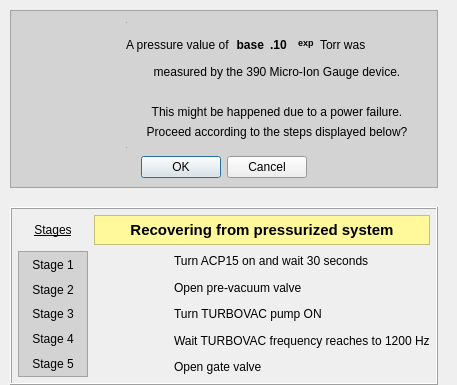
Qt form software/pydm/ui/latest/warning_message.ui (lnls-sirius/vacuum-bbb-controller) before a commit.
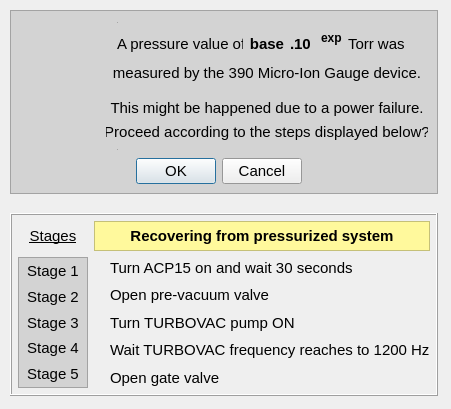
The same form after that commit. Icons and pictures are not drawn. Custom widgets are drawn as their Qt base class.

The edit to the form file:
```diff
--- a/software/pydm/ui/latest/warning_message.ui
+++ b/software/pydm/ui/latest/warning_message.ui
@@ -6,8 +6,8 @@
    <rect>
     <x>0</x>
     <y>0</y>
-    <width>457</width>
-    <height>385</height>
+    <width>451</width>
+    <height>409</height>
    </rect>
   </property>
   <property name="windowTitle">
@@ -19,9 +19,17 @@
      <x>10</x>
      <y>10</y>
      <width>428</width>
-     <height>375</height>
+     <height>386</height>
     </rect>
    </property>
+   <property name="font">
+    <font>
+     <family>Cantarell</family>
+     <pointsize>11</pointsize>
+     <weight>50</weight>
+     <bold>false</bold>
+    </font>
+   </property>
    <layout class="QVBoxLayout" name="verticalLayout">
     <item>
      <widget class="QFrame" name="frame_2">
@@ -89,6 +97,14 @@
         </disabled>
        </palette>
       </property>
+      <property name="font">
+       <font>
+        <family>Cantarell</family>
+        <pointsize>11</pointsize>
+        <weight>50</weight>
+        <bold>false</bold>
+       </font>
+      </property>
       <property name="autoFillBackground">
        <bool>true</bool>
       </property>
@@ -101,53 +117,47 @@
       <layout class="QGridLayout" name="gridLayout">
        <item row="0" column="0">
         <layout class="QGridLayout" name="gridLayout_4">
-         <item row="5" column="1" colspan="5">
-          <widget class="QLabel" name="label_13">
-           <property name="minimumSize">
-            <size>
-             <width>0</width>
-             <height>13</height>
-            </size>
-           </property>
-           <property name="maximumSize">
-            <size>
-             <width>16777215</width>
-             <height>14</height>
-            </size>
-           </property>
+         <item row="4" column="4">
+          <spacer name="verticalSpacer_3">
            <property name="font">
             <font>
+             <family>Cantarell</family>
+             <pointsize>11</pointsize>
              <weight>50</weight>
              <bold>false</bold>
             </font>
            </property>
-           <property name="text">
-            <string>This might be happened due to a power failure.</string>
+           <property name="orientation">
+            <enum>Qt::Vertical</enum>
            </property>
-           <property name="alignment">
-            <set>Qt::AlignCenter</set>
+           <property name="sizeType">
+            <enum>QSizePolicy::Fixed</enum>
            </property>
-          </widget>
+           <property name="sizeHint" stdset="0">
+            <size>
+             <width>10</width>
+             <height>5</height>
+            </size>
+           </property>
+          </spacer>
          </item>
-         <item row="1" column="4" rowspan="2">
-          <widget class="PyDMLabel" name="PyDMLabel_44">
-           <property name="minimumSize">
-            <size>
-             <width>0</width>
-             <height>15</height>
-            </size>
+         <item row="7" column="2">
+          <widget class="PyDMCheckbox" name="PV_Trigger_OK_MESSAGE">
+           <property name="enabled">
+            <bool>true</bool>
            </property>
            <property name="maximumSize">
             <size>
-             <width>35</width>
-             <height>15</height>
+             <width>1</width>
+             <height>1</height>
             </size>
            </property>
            <property name="font">
             <font>
-             <pointsize>7</pointsize>
-             <weight>75</weight>
-             <bold>true</bold>
+             <family>Cantarell</family>
+             <pointsize>11</pointsize>
+             <weight>50</weight>
+             <bold>false</bold>
             </font>
            </property>
            <property name="toolTip">
@@ -156,11 +166,11 @@
            <property name="whatsThis">
             <string/>
            </property>
-           <property name="text">
-            <string>exp</string>
-           </property>
-           <property name="alignment">
-            <set>Qt::AlignLeading|Qt::AlignLeft|Qt::AlignTop</set>
+           <property name="iconSize">
+            <size>
+             <width>1</width>
+             <height>1</height>
+            </size>
            </property>
            <property name="alarmSensitiveBorder" stdset="0">
             <bool>false</bool>
@@ -170,7 +180,120 @@
            </property>
           </widget>
          </item>
-         <item row="1" column="5" rowspan="2">
+         <item row="1" column="2" rowspan="2">
+          <widget class="QLabel" name="label_11">
+           <property name="minimumSize">
+            <size>
+             <width>0</width>
+             <height>14</height>
+            </size>
+           </property>
+           <property name="maximumSize">
+            <size>
+             <width>16777215</width>
+             <height>18</height>
+            </size>
+           </property>
+           <property name="font">
+            <font>
+             <family>Cantarell</family>
+             <pointsize>11</pointsize>
+             <weight>50</weight>
+             <bold>false</bold>
+            </font>
+           </property>
+           <property name="text">
+            <string>A pressure value of</string>
+           </property>
+          </widget>
+         </item>
+         <item row="7" column="4">
+          <spacer name="verticalSpacer_5">
+           <property name="font">
+            <font>
+             <family>Cantarell</family>
+             <pointsize>11</pointsize>
+             <weight>50</weight>
+             <bold>false</bold>
+            </font>
+           </property>
+           <property name="orientation">
+            <enum>Qt::Vertical</enum>
+           </property>
+           <property name="sizeType">
+            <enum>QSizePolicy::Fixed</enum>
+           </property>
+           <property name="sizeHint" stdset="0">
+            <size>
+             <width>20</width>
+             <height>5</height>
+            </size>
+           </property>
+          </spacer>
+         </item>
+         <item row="0" column="3">
+          <widget class="PyDMShellCommand" name="pop_up_OK_message">
+           <property name="maximumSize">
+            <size>
+             <width>1</width>
+             <height>1</height>
+            </size>
+           </property>
+           <property name="font">
+            <font>
+             <family>Cantarell</family>
+             <pointsize>11</pointsize>
+             <weight>50</weight>
+             <bold>false</bold>
+            </font>
+           </property>
+           <property name="toolTip">
+            <string/>
+           </property>
+           <property name="whatsThis">
+            <string>
+    A QPushButton capable of execute shell commands.
+    </string>
+           </property>
+           <property name="text">
+            <string/>
+           </property>
+           <property name="iconSize">
+            <size>
+             <width>1</width>
+             <height>1</height>
+            </size>
+           </property>
+           <property name="command" stdset="0">
+            <string>pydm --hide-nav-bar --hide-menu-bar --hide-status-bar launch_ui_OK_message.py</string>
+           </property>
+          </widget>
+         </item>
+         <item row="1" column="1">
+          <spacer name="horizontalSpacer_2">
+           <property name="font">
+            <font>
+             <family>Cantarell</family>
+             <pointsize>11</pointsize>
+             <weight>50</weight>
+             <bold>false</bold>
+            </font>
+           </property>
+           <property name="orientation">
+            <enum>Qt::Horizontal</enum>
+           </property>
+           <property name="sizeType">
+            <enum>QSizePolicy::Fixed</enum>
+           </property>
+           <property name="sizeHint" stdset="0">
+            <size>
+             <width>5</width>
+             <height>5</height>
+            </size>
+           </property>
+          </spacer>
+         </item>
+         <item row="1" column="6" rowspan="2">
           <widget class="QLabel" name="label_12">
            <property name="minimumSize">
             <size>
@@ -181,69 +304,71 @@
            <property name="maximumSize">
             <size>
              <width>16777215</width>
-             <height>14</height>
+             <height>18</height>
             </size>
            </property>
+           <property name="font">
+            <font>
+             <family>Cantarell</family>
+             <pointsize>11</pointsize>
+             <weight>50</weight>
+             <bold>false</bold>
+            </font>
+           </property>
            <property name="text">
             <string>Torr was</string>
            </property>
           </widget>
          </item>
-         <item row="3" column="1" colspan="5">
-          <widget class="QLabel" name="label_14">
-           <property name="minimumSize">
-            <size>
-             <width>0</width>
-             <height>14</height>
-            </size>
-           </property>
-           <property name="maximumSize">
-            <size>
-             <width>310</width>
-             <height>14</height>
-            </size>
-           </property>
-           <property name="text">
-            <string>measured by the 390 Micro-Ion Gauge device.</string>
-           </property>
-           <property name="alignment">
-            <set>Qt::AlignCenter</set>
-           </property>
-           <property name="wordWrap">
+         <item row="0" column="2">
+          <widget class="PyDMCheckbox" name="PV_process_finished">
+           <property name="enabled">
             <bool>true</bool>
            </property>
-          </widget>
-         </item>
-         <item row="6" column="1" colspan="5">
-          <widget class="QLabel" name="label_10">
-           <property name="minimumSize">
-            <size>
-             <width>0</width>
-             <height>13</height>
-            </size>
-           </property>
            <property name="maximumSize">
             <size>
-             <width>16777215</width>
-             <height>14</height>
+             <width>1</width>
+             <height>1</height>
             </size>
            </property>
            <property name="font">
             <font>
+             <family>Cantarell</family>
+             <pointsize>11</pointsize>
              <weight>50</weight>
              <bold>false</bold>
             </font>
            </property>
            <property name="text">
-            <string>Proceed according to the steps displayed below?</string>
+            <string/>
            </property>
-           <property name="alignment">
-            <set>Qt::AlignCenter</set>
+           <property name="iconSize">
+            <size>
+             <width>1</width>
+             <height>1</height>
+            </size>
+           </property>
+           <property name="alarmSensitiveBorder" stdset="0">
+            <bool>false</bool>
+           </property>
+           <property name="precisionFromPV" stdset="0">
+            <bool>false</bool>
+           </property>
+           <property name="channel" stdset="0">
+            <string>ca://${IOC}:ProcessRecovery:Bool</string>
            </property>
           </widget>
          </item>
-         <item row="8" column="0" colspan="6">
+         <item row="8" column="0" colspan="7">
           <widget class="QDialogButtonBox" name="buttonBox_2">
+           <property name="font">
+            <font>
+             <family>Cantarell</family>
+             <pointsize>11</pointsize>
+             <weight>50</weight>
+             <bold>false</bold>
+            </font>
+           </property>
            <property name="standardButtons">
             <set>QDialogButtonBox::Cancel|QDialogButtonBox::Ok</set>
            </property>
@@ -252,34 +377,56 @@
            </property>
           </widget>
          </item>
+         <item row="1" column="7">
+          <spacer name="horizontalSpacer">
+           <property name="font">
+            <font>
+             <family>Cantarell</family>
+             <pointsize>11</pointsize>
+             <weight>50</weight>
+             <bold>false</bold>
+            </font>
+           </property>
+           <property name="orientation">
+            <enum>Qt::Horizontal</enum>
+           </property>
+           <property name="sizeType">
+            <enum>QSizePolicy::Fixed</enum>
+           </property>
+           <property name="sizeHint" stdset="0">
+            <size>
+             <width>5</width>
+             <height>5</height>
+            </size>
+           </property>
+          </spacer>
+         </item>
+         <item row="0" column="4">
+          <spacer name="verticalSpacer">
+           <property name="font">
+            <font>
+             <family>Cantarell</family>
+             <pointsize>11</pointsize>
+             <weight>50</weight>
+             <bold>false</bold>
+            </font>
+           </property>
+           <property name="orientation">
+            <enum>Qt::Vertical</enum>
+           </property>
+           <property name="sizeType">
+            <enum>QSizePolicy::Fixed</enum>
+           </property>
+           <property name="sizeHint" stdset="0">
+            <size>
+             <width>20</width>
+             <height>5</height>
+            </size>
+           </property>
+          </spacer>
+         </item>
          <item row="1" column="3" rowspan="2">
-          <widget class="QLabel" name="label_67">
-           <property name="minimumSize">
-            <size>
-             <width>0</width>
-             <height>14</height>
-            </size>
-           </property>
-           <property name="maximumSize">
-            <size>
-             <width>22</width>
-             <height>14</height>
-            </size>
-           </property>
-           <property name="font">
-            <font>
-             <pointsize>9</pointsize>
-             <weight>75</weight>
-             <bold>true</bold>
-            </font>
-           </property>
-           <property name="text">
-            <string>.10</string>
-           </property>
-          </widget>
-         </item>
-         <item row="1" column="2" rowspan="2">
-          <widget class="PyDMLabel" name="PyDMLabel_43">
+          <widget class="PyDMLabel" name="pressure_base">
            <property name="minimumSize">
             <size>
              <width>0</width>
@@ -289,11 +436,13 @@
            <property name="maximumSize">
             <size>
              <width>60</width>
-             <height>14</height>
+             <height>18</height>
             </size>
            </property>
            <property name="font">
             <font>
+             <family>Cantarell</family>
+             <pointsize>11</pointsize>
              <weight>75</weight>
              <bold>true</bold>
             </font>
@@ -318,25 +467,6 @@
            </property>
           </widget>
          </item>
-         <item row="1" column="1" rowspan="2">
-          <widget class="QLabel" name="label_11">
-           <property name="minimumSize">
-            <size>
-             <width>0</width>
-             <height>14</height>
-            </size>
-           </property>
-           <property name="maximumSize">
-            <size>
-             <width>16777215</width>
-             <height>14</height>
-            </size>
-           </property>
-           <property name="text">
-            <string>A pressure value of</string>
-           </property>
-          </widget>
-         </item>
          <item row="0" column="0" rowspan="8">
           <widget class="QLabel" name="label_9">
            <property name="minimumSize">
@@ -347,10 +477,18 @@
            </property>
            <property name="maximumSize">
             <size>
-             <width>100</width>
+             <width>80</width>
              <height>80</height>
             </size>
            </property>
+           <property name="font">
+            <font>
+             <family>Cantarell</family>
+             <pointsize>11</pointsize>
+             <weight>50</weight>
+             <bold>false</bold>
+            </font>
+           </property>
            <property name="text">
             <string>&lt;html&gt;&lt;head/&gt;&lt;body&gt;&lt;p&gt;&lt;img src=&quot;../images/warning.png&quot;/&gt;&lt;/p&gt;&lt;/body&gt;&lt;/html&gt;</string>
            </property>
@@ -359,176 +497,7 @@
            </property>
           </widget>
          </item>
-         <item row="7" column="3">
-          <spacer name="verticalSpacer_5">
-           <property name="orientation">
-            <enum>Qt::Vertical</enum>
-           </property>
-           <property name="sizeType">
-            <enum>QSizePolicy::Fixed</enum>
-           </property>
-           <property name="sizeHint" stdset="0">
-            <size>
-             <width>20</width>
-             <height>5</height>
-            </size>
-           </property>
-          </spacer>
-         </item>
-         <item row="4" column="3">
-          <spacer name="verticalSpacer_3">
-           <property name="orientation">
-            <enum>Qt::Vertical</enum>
-           </property>
-           <property name="sizeType">
-            <enum>QSizePolicy::Fixed</enum>
-           </property>
-           <property name="sizeHint" stdset="0">
-            <size>
-             <width>10</width>
-             <height>5</height>
-            </size>
-           </property>
-          </spacer>
-         </item>
-         <item row="0" column="3">
-          <spacer name="verticalSpacer">
-           <property name="orientation">
-            <enum>Qt::Vertical</enum>
-           </property>
-           <property name="sizeType">
-            <enum>QSizePolicy::Fixed</enum>
-           </property>
-           <property name="sizeHint" stdset="0">
-            <size>
-             <width>20</width>
-             <height>5</height>
-            </size>
-           </property>
-          </spacer>
-         </item>
-         <item row="0" column="1">
-          <widget class="PyDMCheckbox" name="PV_process_finished">
-           <property name="enabled">
-            <bool>true</bool>
-           </property>
-           <property name="maximumSize">
-            <size>
-             <width>1</width>
-             <height>1</height>
-            </size>
-           </property>
-           <property name="toolTip">
-            <string/>
-           </property>
-           <property name="whatsThis">
-            <string>
-    A QCheckbox with support for Channels and more from PyDM
-
-    Parameters
-    ----------
-    parent : QWidget
-        The parent widget for the Label
-    init_channel : str, optional
-        The channel to be used by the widget.
-
-    </string>
-           </property>
-           <property name="text">
-            <string/>
-           </property>
-           <property name="iconSize">
-            <size>
-             <width>1</width>
-             <height>1</height>
-            </size>
-           </property>
-           <property name="alarmSensitiveBorder" stdset="0">
-            <bool>false</bool>
-           </property>
-           <property name="precisionFromPV" stdset="0">
-            <bool>false</bool>
-           </property>
-           <property name="channel" stdset="0">
-            <string>ca://${IOC}:ProcessRecovery:Bool</string>
-           </property>
-          </widget>
-         </item>
-         <item row="0" column="2">
-          <widget class="PyDMShellCommand" name="pop_up_OK_message">
-           <property name="maximumSize">
-            <size>
-             <width>1</width>
-             <height>1</height>
-            </size>
-           </property>
-           <property name="toolTip">
-            <string/>
-           </property>
-           <property name="whatsThis">
-            <string>
-    A QPushButton capable of execute shell commands.
-    </string>
-           </property>
-           <property name="text">
-            <string/>
-           </property>
-           <property name="iconSize">
-            <size>
-             <width>1</width>
-             <height>1</height>
-            </size>
-           </property>
-           <property name="command" stdset="0">
-            <string>pydm --hide-nav-bar --hide-menu-bar --hide-status-bar launch_ui_OK_message.py</string>
-           </property>
-          </widget>
-         </item>
-         <item row="7" column="1">
-          <widget class="PyDMCheckbox" name="PV_Trigger_OK_MESSAGE">
-           <property name="enabled">
-            <bool>true</bool>
-           </property>
-           <property name="maximumSize">
-            <size>
-             <width>1</width>
-             <height>1</height>
-            </size>
-           </property>
-           <property name="toolTip">
-            <string/>
-           </property>
-           <property name="whatsThis">
-            <string>
-    A QCheckbox with support for Channels and more from PyDM
-
-    Parameters
-    ----------
-    parent : QWidget
-        The parent widget for the Label
-    init_channel : str, optional
-        The channel to be used by the widget.
-
-    </string>
-           </property>
-           <property name="iconSize">
-            <size>
-             <width>1</width>
-             <height>1</height>
-            </size>
-           </property>
-           <property name="alarmSensitiveBorder" stdset="0">
-            <bool>false</bool>
-           </property>
-           <property name="precisionFromPV" stdset="0">
-            <bool>false</bool>
-           </property>
-           <property name="channel" stdset="0">
-            <string>ca://${IOC}:Process:RecBool</string>
-           </property>
-          </widget>
-         </item>
-         <item row="7" column="4">
+         <item row="7" column="5">
           <widget class="PyDMShellCommand" name="Shell">
            <property name="maximumSize">
             <size>
@@ -536,6 +505,14 @@
              <height>1</height>
             </size>
            </property>
+           <property name="font">
+            <font>
+             <family>Cantarell</family>
+             <pointsize>11</pointsize>
+             <weight>50</weight>
+             <bold>false</bold>
+            </font>
+           </property>
            <property name="toolTip">
             <string/>
            </property>
@@ -555,6 +532,168 @@
            </property>
           </widget>
          </item>
+         <item row="1" column="4" rowspan="2">
+          <widget class="QLabel" name="label_67">
+           <property name="minimumSize">
+            <size>
+             <width>0</width>
+             <height>14</height>
+            </size>
+           </property>
+           <property name="maximumSize">
+            <size>
+             <width>25</width>
+             <height>18</height>
+            </size>
+           </property>
+           <property name="font">
+            <font>
+             <family>Cantarell</family>
+             <pointsize>11</pointsize>
+             <weight>75</weight>
+             <bold>true</bold>
+            </font>
+           </property>
+           <property name="text">
+            <string>.10</string>
+           </property>
+          </widget>
+         </item>
+         <item row="3" column="1" colspan="7">
+          <widget class="QLabel" name="label_14">
+           <property name="minimumSize">
+            <size>
+             <width>0</width>
+             <height>14</height>
+            </size>
+           </property>
+           <property name="maximumSize">
+            <size>
+             <width>3100</width>
+             <height>18</height>
+            </size>
+           </property>
+           <property name="font">
+            <font>
+             <family>Cantarell</family>
+             <pointsize>11</pointsize>
+             <weight>50</weight>
+             <bold>false</bold>
+            </font>
+           </property>
+           <property name="text">
+            <string>measured by the 390 Micro-Ion Gauge device.</string>
+           </property>
+           <property name="alignment">
+            <set>Qt::AlignCenter</set>
+           </property>
+           <property name="wordWrap">
+            <bool>true</bool>
+           </property>
+          </widget>
+         </item>
+         <item row="6" column="1" colspan="7">
+          <widget class="QLabel" name="label_10">
+           <property name="minimumSize">
+            <size>
+             <width>0</width>
+             <height>13</height>
+            </size>
+           </property>
+           <property name="maximumSize">
+            <size>
+             <width>16777215</width>
+             <height>18</height>
+            </size>
+           </property>
+           <property name="font">
+            <font>
+             <family>Cantarell</family>
+             <pointsize>11</pointsize>
+             <weight>50</weight>
+             <bold>false</bold>
+            </font>
+           </property>
+           <property name="text">
+            <string>Proceed according to the steps displayed below?</string>
+           </property>
+           <property name="alignment">
+            <set>Qt::AlignCenter</set>
+           </property>
+          </widget>
+         </item>
+         <item row="5" column="1" colspan="7">
+          <widget class="QLabel" name="label_13">
+           <property name="minimumSize">
+            <size>
+             <width>0</width>
+             <height>13</height>
+            </size>
+           </property>
+           <property name="maximumSize">
+            <size>
+             <width>16777215</width>
+             <height>18</height>
+            </size>
+           </property>
+           <property name="font">
+            <font>
+             <family>Cantarell</family>
+             <pointsize>11</pointsize>
+             <weight>50</weight>
+             <bold>false</bold>
+            </font>
+           </property>
+           <property name="text">
+            <string>This might be happened due to a power failure.</string>
+           </property>
+           <property name="alignment">
+            <set>Qt::AlignCenter</set>
+           </property>
+          </widget>
+         </item>
+         <item row="1" column="5">
+          <widget class="PyDMLabel" name="pressure_exp">
+           <property name="minimumSize">
+            <size>
+             <width>0</width>
+             <height>15</height>
+            </size>
+           </property>
+           <property name="maximumSize">
+            <size>
+             <width>35</width>
+             <height>18</height>
+            </size>
+           </property>
+           <property name="font">
+            <font>
+             <family>Cantarell</family>
+             <pointsize>9</pointsize>
+             <weight>75</weight>
+             <bold>true</bold>
+            </font>
+           </property>
+           <property name="toolTip">
+            <string/>
+           </property>
+           <property name="whatsThis">
+            <string/>
+           </property>
+           <property name="text">
+            <string>exp</string>
+           </property>
+           <property name="alignment">
+            <set>Qt::AlignLeading|Qt::AlignLeft|Qt::AlignTop</set>
+           </property>
+           <property name="alarmSensitiveBorder" stdset="0">
+            <bool>false</bool>
+           </property>
+           <property name="channel" stdset="0">
+            <string>ca://${IOC}:BBB:TorrExpMsg</string>
+           </property>
+          </widget>
+         </item>
         </layout>
        </item>
       </layout>
@@ -562,6 +701,14 @@
     </item>
     <item>
      <spacer name="verticalSpacer_2">
+      <property name="font">
+       <font>
+        <family>Cantarell</family>
+        <pointsize>11</pointsize>
+        <weight>50</weight>
+        <bold>false</bold>
+       </font>
+      </property>
       <property name="orientation">
        <enum>Qt::Vertical</enum>
       </property>
@@ -578,6 +725,14 @@
     </item>
     <item>
      <widget class="QFrame" name="frame_4">
+      <property name="font">
+       <font>
+        <family>Cantarell</family>
+        <pointsize>11</pointsize>
+        <weight>50</weight>
+        <bold>false</bold>
+       </font>
+      </property>
       <property name="frameShape">
        <enum>QFrame::Box</enum>
       </property>
@@ -616,6 +771,14 @@
            <property name="enabled">
             <bool>true</bool>
            </property>
+           <property name="font">
+            <font>
+             <family>Cantarell</family>
+             <pointsize>11</pointsize>
+             <weight>50</weight>
+             <bold>false</bold>
+            </font>
+           </property>
            <property name="toolTip">
             <string/>
            </property>
@@ -652,6 +815,14 @@
          </item>
          <item row="1" column="2">
           <widget class="PyDMLabel" name="PyDMLabel_31">
+           <property name="font">
+            <font>
+             <family>Cantarell</family>
+             <pointsize>11</pointsize>
+             <weight>50</weight>
+             <bold>false</bold>
+            </font>
+           </property>
            <property name="toolTip">
             <string/>
            </property>
@@ -741,6 +912,14 @@
              </disabled>
             </palette>
            </property>
+           <property name="font">
+            <font>
+             <family>Cantarell</family>
+             <pointsize>11</pointsize>
+             <weight>50</weight>
+             <bold>false</bold>
+            </font>
+           </property>
            <property name="autoFillBackground">
             <bool>true</bool>
            </property>
@@ -768,6 +947,14 @@
             </property>
             <item>
              <widget class="QLabel" name="label_22">
+              <property name="font">
+               <font>
+                <family>Cantarell</family>
+                <pointsize>11</pointsize>
+                <weight>50</weight>
+                <bold>false</bold>
+               </font>
+              </property>
               <property name="text">
                <string>Stage 1</string>
               </property>
@@ -778,6 +965,14 @@
             </item>
             <item>
              <widget class="QLabel" name="label_131">
+              <property name="font">
+               <font>
+                <family>Cantarell</family>
+                <pointsize>11</pointsize>
+                <weight>50</weight>
+                <bold>false</bold>
+               </font>
+              </property>
               <property name="text">
                <string>Stage 2</string>
               </property>
@@ -788,6 +983,14 @@
             </item>
             <item>
              <widget class="QLabel" name="label_132">
+              <property name="font">
+               <font>
+                <family>Cantarell</family>
+                <pointsize>11</pointsize>
+                <weight>50</weight>
+                <bold>false</bold>
+               </font>
+              </property>
               <property name="text">
                <string>Stage 3</string>
               </property>
@@ -798,6 +1001,14 @@
             </item>
             <item>
              <widget class="QLabel" name="label_133">
+              <property name="font">
+               <font>
+                <family>Cantarell</family>
+                <pointsize>11</pointsize>
+                <weight>50</weight>
+                <bold>false</bold>
+               </font>
+              </property>
               <property name="text">
                <string>Stage 4</string>
               </property>
@@ -808,6 +1019,14 @@
             </item>
             <item>
              <widget class="QLabel" name="label_19">
+              <property name="font">
+               <font>
+                <family>Cantarell</family>
+                <pointsize>11</pointsize>
+                <weight>50</weight>
+                <bold>false</bold>
+               </font>
+              </property>
               <property name="text">
                <string>Stage 5</string>
               </property>
@@ -893,6 +1112,7 @@
            </property>
            <property name="font">
             <font>
+             <family>Cantarell</family>
              <pointsize>11</pointsize>
              <weight>75</weight>
              <bold>true</bold>
@@ -914,6 +1134,14 @@
          </item>
          <item row="2" column="2">
           <widget class="PyDMLabel" name="PyDMLabel_15">
+           <property name="font">
+            <font>
+             <family>Cantarell</family>
+             <pointsize>11</pointsize>
+             <weight>50</weight>
+             <bold>false</bold>
+            </font>
+           </property>
            <property name="toolTip">
             <string/>
            </property>
@@ -927,6 +1155,14 @@
          </item>
          <item row="3" column="2">
           <widget class="PyDMLabel" name="PyDMLabel_29">
+           <property name="font">
+            <font>
+             <family>Cantarell</family>
+             <pointsize>11</pointsize>
+             <weight>50</weight>
+             <bold>false</bold>
+            </font>
+           </property>
            <property name="toolTip">
             <string/>
            </property>
@@ -943,6 +1179,14 @@
            <property name="enabled">
             <bool>true</bool>
            </property>
+           <property name="font">
+            <font>
+             <family>Cantarell</family>
+             <pointsize>11</pointsize>
+             <weight>50</weight>
+             <bold>false</bold>
+            </font>
+           </property>
            <property name="toolTip">
             <string/>
            </property>
@@ -979,6 +1223,14 @@
          </item>
          <item row="4" column="2">
           <widget class="PyDMLabel" name="PyDMLabel_35">
+           <property name="font">
+            <font>
+             <family>Cantarell</family>
+             <pointsize>11</pointsize>
+             <weight>50</weight>
+             <bold>false</bold>
+            </font>
+           </property>
            <property name="toolTip">
             <string/>
            </property>
@@ -995,6 +1247,14 @@
            <property name="enabled">
             <bool>true</bool>
            </property>
+           <property name="font">
+            <font>
+             <family>Cantarell</family>
+             <pointsize>11</pointsize>
+             <weight>50</weight>
+             <bold>false</bold>
+            </font>
+           </property>
            <property name="toolTip">
             <string/>
            </property>
@@ -1031,6 +1291,14 @@
          </item>
          <item row="5" column="2">
           <widget class="PyDMLabel" name="PyDMLabel_16">
+           <property name="font">
+            <font>
+             <family>Cantarell</family>
+             <pointsize>11</pointsize>
+             <weight>50</weight>
+             <bold>false</bold>
+            </font>
+           </property>
            <property name="toolTip">
             <string/>
            </property>
@@ -1047,6 +1315,14 @@
            <property name="enabled">
             <bool>true</bool>
            </property>
+           <property name="font">
+            <font>
+             <family>Cantarell</family>
+             <pointsize>11</pointsize>
+             <weight>50</weight>
+             <bold>false</bold>
+            </font>
+           </property>
            <property name="toolTip">
             <string/>
            </property>
@@ -1085,6 +1361,10 @@
           <widget class="QLabel" name="label_4">
            <property name="font">
             <font>
+             <family>Cantarell</family>
+             <pointsize>11</pointsize>
+             <weight>50</weight>
+             <bold>false</bold>
              <underline>true</underline>
             </font>
            </property>
@@ -1101,6 +1381,14 @@
            <property name="enabled">
             <bool>true</bool>
            </property>
+           <property name="font">
+            <font>
+             <family>Cantarell</family>
+             <pointsize>11</pointsize>
+             <weight>50</weight>
+             <bold>false</bold>
+            </font>
+           </property>
            <property name="toolTip">
             <string/>
            </property>
@@ -1145,9 +1433,9 @@
  </widget>
  <customwidgets>
   <customwidget>
-   <class>PyDMByteIndicator</class>
-   <extends>QWidget</extends>
-   <header>pydm.widgets.byte</header>
+   <class>PyDMShellCommand</class>
+   <extends>QPushButton</extends>
+   <header>pydm.widgets.shell_command</header>
   </customwidget>
   <customwidget>
    <class>PyDMLabel</class>
@@ -1160,9 +1448,9 @@
    <header>pydm.widgets.checkbox</header>
   </customwidget>
   <customwidget>
-   <class>PyDMShellCommand</class>
-   <extends>QPushButton</extends>
-   <header>pydm.widgets.shell_command</header>
+   <class>PyDMByteIndicator</class>
+   <extends>QWidget</extends>
+   <header>pydm.widgets.byte</header>
   </customwidget>
  </customwidgets>
  <resources/>
```
Left out of the diff: 71 changed lines with no effect on the pictures.
